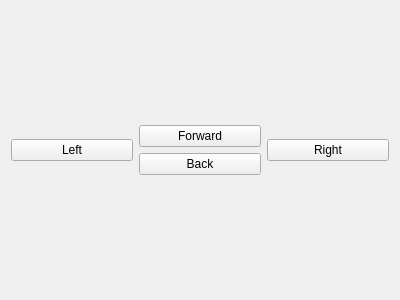
First picture: the form in QtRobot/mainwindow.ui, repository MSNR-seminarski/msnr-seminarski, before the edit.
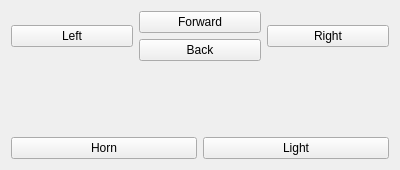
Second picture: the form after the edit.

Commit message: Implemented keystroke actions. Added horn and light buttons

Diff of the .ui file:
```diff
--- a/QtRobot/mainwindow.ui
+++ b/QtRobot/mainwindow.ui
@@ -7,7 +7,7 @@
     <x>0</x>
     <y>0</y>
     <width>400</width>
-    <height>300</height>
+    <height>170</height>
    </rect>
   </property>
   <property name="windowTitle">
@@ -16,7 +16,7 @@
   <widget class="QWidget" name="centralWidget">
    <layout class="QVBoxLayout" name="verticalLayout_2">
     <item>
-     <layout class="QHBoxLayout" name="horizontalLayout">
+     <layout class="QHBoxLayout" name="horizontalLayout_2">
       <item>
        <widget class="QPushButton" name="leftButton">
         <property name="text">
@@ -51,6 +51,37 @@
       </item>
      </layout>
     </item>
+    <item>
+     <spacer name="verticalSpacer">
+      <property name="orientation">
+       <enum>Qt::Vertical</enum>
+      </property>
+      <property name="sizeHint" stdset="0">
+       <size>
+        <width>20</width>
+        <height>177</height>
+       </size>
+      </property>
+     </spacer>
+    </item>
+    <item>
+     <layout class="QHBoxLayout" name="horizontalLayout">
+      <item>
+       <widget class="QPushButton" name="hornButton">
+        <property name="text">
+         <string>Horn</string>
+        </property>
+       </widget>
+      </item>
+      <item>
+       <widget class="QPushButton" name="lightButton">
+        <property name="text">
+         <string>Light</string>
+        </property>
+       </widget>
+      </item>
+     </layout>
+    </item>
    </layout>
   </widget>
  </widget>
```
The commit also changes 2 other files.
